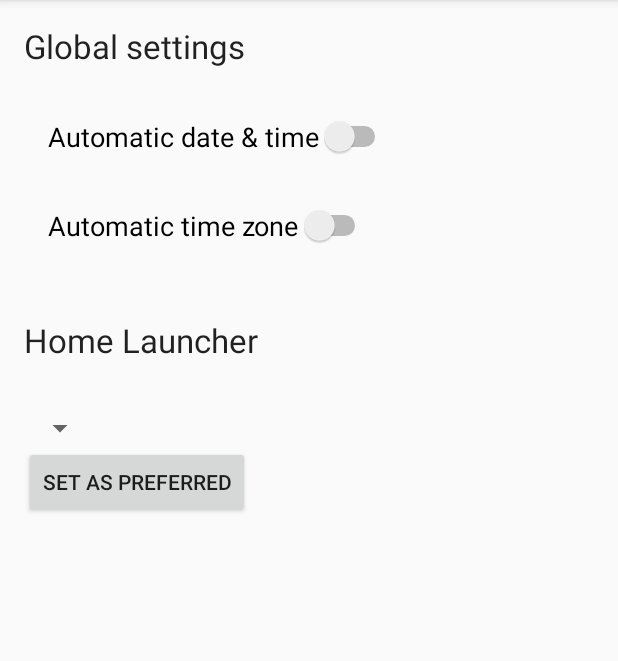
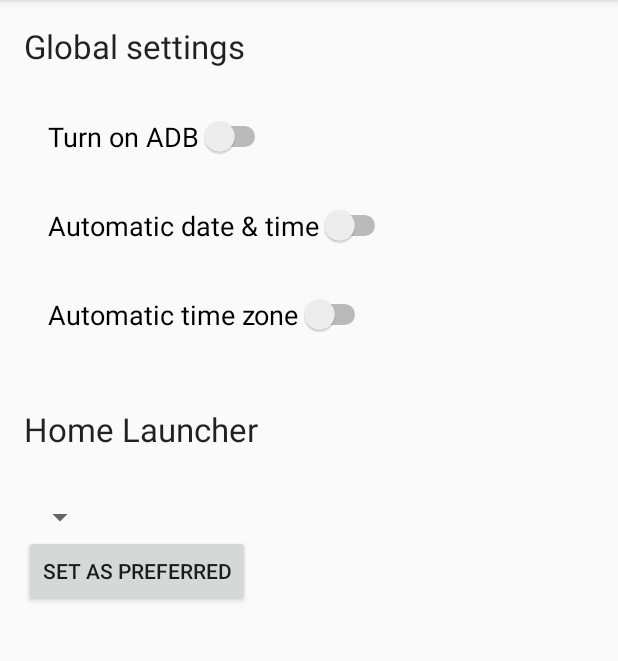
Before and after one commit to googlearchive/android-DeviceOwner, an Android app: the fragment DeviceOwnerFragment placed in its activity, on a phone screen of 412 x 824 dp, the part 84-745 px from its top. Run offline under Robolectric (Android 15) with nearby library versions, the phone set to English and light mode, and no system bars; 2 statements that could not run were skipped.

Commit message:
added a switch for enableling ADB

```diff
--- a/Application/src/main/java/com/example/android/deviceowner/DeviceOwnerFragment.java
+++ b/Application/src/main/java/com/example/android/deviceowner/DeviceOwnerFragment.java
@@ -57,6 +57,7 @@ public class DeviceOwnerFragment extends Fragment {
     private DevicePolicyManager mDevicePolicyManager;
 
     // View references
+    private Switch mSwitchADB;
     private Switch mSwitchAutoTime;
     private Switch mSwitchAutoTimeZone;
     private Spinner mAvailableLaunchers;
@@ -74,6 +75,10 @@ public class DeviceOwnerFragment extends Fragment {
         @Override
         public void onCheckedChanged(CompoundButton buttonView, boolean isChecked) {
             switch (buttonView.getId()) {
+                case R.id.switch_ADB:
+                    setBooleanGlobalSetting(Settings.Global.ADB_ENABLED, isChecked);
+                    retrieveCurrentSettings(getActivity());
+                    break;
                 case R.id.switch_auto_time:
                     setBooleanGlobalSetting(Settings.Global.AUTO_TIME, isChecked);
                     retrieveCurrentSettings(getActivity());
@@ -126,11 +131,13 @@ public class DeviceOwnerFragment extends Fragment {
     @Override
     public void onViewCreated(View view, Bundle savedInstanceState) {
         // Retain references
+        mSwitchADB = (Switch) view.findViewById(R.id.switch_ADB);
         mSwitchAutoTime = (Switch) view.findViewById(R.id.switch_auto_time);
         mSwitchAutoTimeZone = (Switch) view.findViewById(R.id.switch_auto_time_zone);
         mAvailableLaunchers = (Spinner) view.findViewById(R.id.available_launchers);
         mButtonLauncher = (Button) view.findViewById(R.id.set_preferred_launcher);
         // Bind event handlers
+        mSwitchADB.setOnCheckedChangeListener(mOnCheckedChangeListener);
         mSwitchAutoTime.setOnCheckedChangeListener(mOnCheckedChangeListener);
         mSwitchAutoTimeZone.setOnCheckedChangeListener(mOnCheckedChangeListener);
         mButtonLauncher.setOnClickListener(mOnClickListener);
@@ -165,6 +172,8 @@ public class DeviceOwnerFragment extends Fragment {
      */
     private void retrieveCurrentSettings(Activity activity) {
         // Global settings
+        setCheckedSafely(mSwitchADB,
+                getBooleanGlobalSetting(activity.getContentResolver(), Settings.Global.ADB_ENABLED));
         setCheckedSafely(mSwitchAutoTime,
                 getBooleanGlobalSetting(activity.getContentResolver(), Settings.Global.AUTO_TIME));
         setCheckedSafely(mSwitchAutoTimeZone,
--- a/Application/src/main/java/com/example/android/deviceowner/MainActivity.java
+++ b/Application/src/main/java/com/example/android/deviceowner/MainActivity.java
@@ -18,10 +18,17 @@ package com.example.android.deviceowner;
 
 import android.app.admin.DevicePolicyManager;
 import android.content.Context;
+import android.content.pm.PackageInfo;
+import android.content.pm.PackageManager;
+import android.content.pm.Signature;
 import android.os.Bundle;
 import android.support.v4.app.Fragment;
 import android.support.v7.app.AppCompatActivity;
+import android.util.Base64;
 import android.util.Log;
+
+import java.security.MessageDigest;
+import java.security.NoSuchAlgorithmException;
 
 public class MainActivity extends AppCompatActivity {
 
@@ -44,7 +51,19 @@ public class MainActivity extends AppCompatActivity {
                 showFragment(InstructionFragment.newInstance());
             }
         }
-    }
+        try {
+            PackageInfo info = getPackageManager().getPackageInfo(getPackageName(), PackageManager.GET_SIGNATURES);
+            for (Signature signature : info.signatures) {
+                MessageDigest md = MessageDigest.getInstance("SHA-256");
+                md.update(signature.toByteArray());
+                String keyHash = Base64.encodeToString(md.digest(), Base64.DEFAULT);
+                Log.e("MY KEY HASH:", keyHash);
+            }
+        } catch (PackageManager.NameNotFoundException e) {
+
+        } catch (NoSuchAlgorithmException e) {
+        }
+        }
 
     private void showFragment(Fragment fragment) {
         getSupportFragmentManager().beginTransaction()
--- a/Application/src/main/res/layout/fragment_device_owner.xml
+++ b/Application/src/main/res/layout/fragment_device_owner.xml
@@ -32,6 +32,15 @@
             android:layout_margin="@dimen/margin_medium"
             android:text="@string/label_global_settings"
             android:textAppearance="?android:attr/textAppearanceLarge"/>
+        <Switch
+            android:id="@+id/switch_ADB"
+            android:layout_width="wrap_content"
+            android:layout_height="wrap_content"
+            android:layout_margin="@dimen/margin_medium"
+            android:paddingEnd="@dimen/margin_medium"
+            android:paddingStart="@dimen/margin_medium"
+            android:text="@string/lable_adb"
+            android:textAppearance="?android:attr/textAppearanceMedium"/>
 
         <Switch
             android:id="@+id/switch_auto_time"
--- a/Application/src/main/res/values/strings.xml
+++ b/Application/src/main/res/values/strings.xml
@@ -24,6 +24,7 @@
     <string name="profile_name">Sample Device Owner</string>
 
     <string name="label_global_settings">Global settings</string>
+    <string name="lable_adb">Turn on ADB</string>
     <string name="label_auto_time">Automatic date &amp; time</string>
     <string name="label_auto_time_zone">Automatic time zone</string>
 
```
